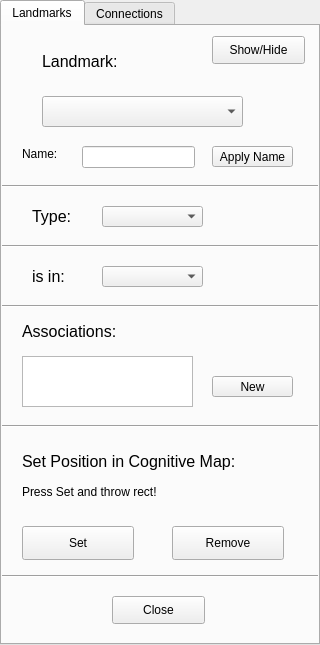
First picture: the form in forms/widgetlandmark.ui, repository JuPedSim/jpseditor, before the edit.
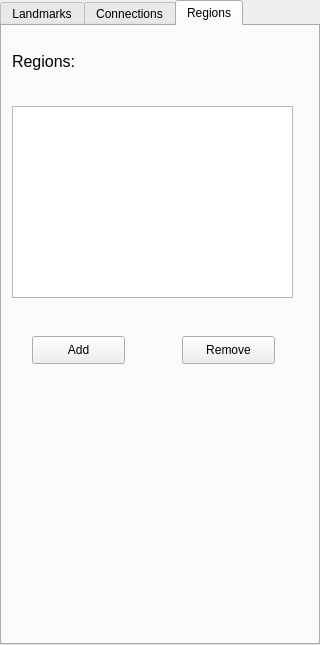
Second picture: the form after the edit.

Commit message: set pen width to 2; region declarations

The edit to the form file:
```diff
--- a/forms/widgetlandmark.ui
+++ b/forms/widgetlandmark.ui
@@ -14,7 +14,7 @@
    <string>TabWidget</string>
   </property>
   <property name="currentIndex">
-   <number>0</number>
+   <number>2</number>
   </property>
   <widget class="QWidget" name="widget">
    <attribute name="title">
@@ -487,6 +487,65 @@
     </property>
    </widget>
   </widget>
+  <widget class="QWidget" name="tab">
+   <attribute name="title">
+    <string>Regions</string>
+   </attribute>
+   <widget class="QListWidget" name="listWidgetRegions">
+    <property name="geometry">
+     <rect>
+      <x>10</x>
+      <y>80</y>
+      <width>281</width>
+      <height>192</height>
+     </rect>
+    </property>
+   </widget>
+   <widget class="QPushButton" name="add_button_regions">
+    <property name="geometry">
+     <rect>
+      <x>30</x>
+      <y>310</y>
+      <width>93</width>
+      <height>28</height>
+     </rect>
+    </property>
+    <property name="text">
+     <string>Add</string>
+    </property>
+   </widget>
+   <widget class="QPushButton" name="remove_button_regions">
+    <property name="geometry">
+     <rect>
+      <x>180</x>
+      <y>310</y>
+      <width>93</width>
+      <height>28</height>
+     </rect>
+    </property>
+    <property name="text">
+     <string>Remove</string>
+    </property>
+   </widget>
+   <widget class="QLabel" name="label_regions">
+    <property name="geometry">
+     <rect>
+      <x>10</x>
+      <y>20</y>
+      <width>191</width>
+      <height>31</height>
+     </rect>
+    </property>
+    <property name="font">
+     <font>
+      <pointsize>12</pointsize>
+     </font>
+    </property>
+    <property name="text">
+     <string>Regions:</string>
+    </property>
+   </widget>
+  </widget>
  </widget>
  <resources/>
  <connections/>
```
The commit also changes 9 other files.
